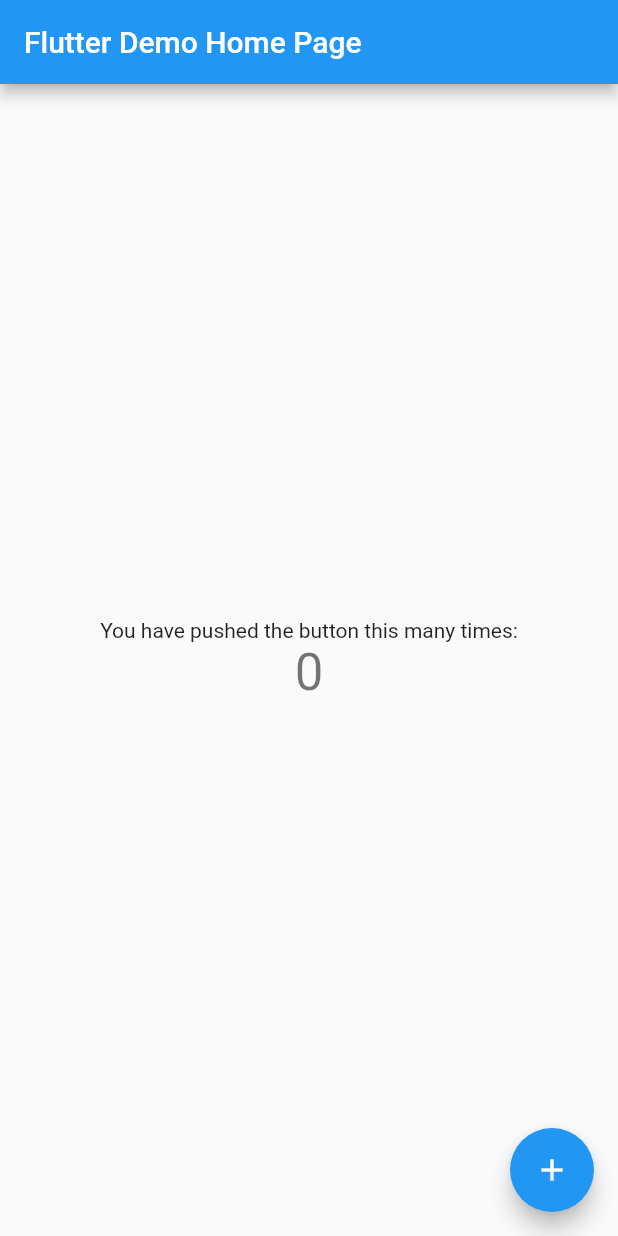
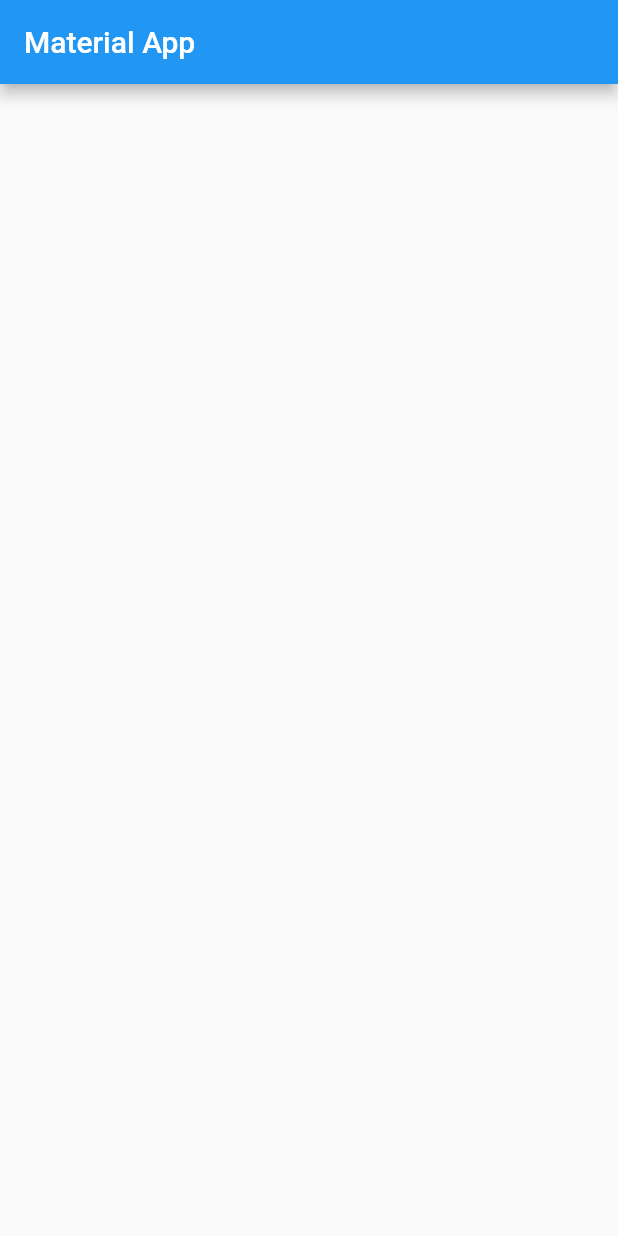
Before and after one commit to vel-jack/material_app, a Flutter app: the screen it shows after launch, on a phone screen of 412 x 824 dp. Run offline on Flutter 3.47's test engine with Material 2 defaults, Android fonts, the phone set to English and light mode, and no system bars; our stand-ins replace get.

Commit message:
material app

```diff
--- a/lib/main.dart
+++ b/lib/main.dart
@@ -1,4 +1,6 @@
 import 'package:flutter/material.dart';
+import 'package:get/get_navigation/src/root/get_material_app.dart';
+import 'package:material_app/views/home.dart';
 
 void main() {
   runApp(const MyApp());
@@ -7,109 +9,11 @@ void main() {
 class MyApp extends StatelessWidget {
   const MyApp({Key? key}) : super(key: key);
 
-  // This widget is the root of your application.
   @override
   Widget build(BuildContext context) {
-    return MaterialApp(
-      title: 'Flutter Demo',
-      theme: ThemeData(
-        // This is the theme of your application.
-        //
-        // Try running your application with "flutter run". You'll see the
-        // application has a blue toolbar. Then, without quitting the app, try
-        // changing the primarySwatch below to Colors.green and then invoke
-        // "hot reload" (press "r" in the console where you ran "flutter run",
-        // or simply save your changes to "hot reload" in a Flutter IDE).
-        // Notice that the counter didn't reset back to zero; the application
-        // is not restarted.
-        primarySwatch: Colors.blue,
-      ),
-      home: const MyHomePage(title: 'Flutter Demo Home Page'),
+    return const GetMaterialApp(
+      title: 'Material App',
+      home: HomePage(),
     );
   }
 }
-
-class MyHomePage extends StatefulWidget {
-  const MyHomePage({Key? key, required this.title}) : super(key: key);
-
-  // This widget is the home page of your application. It is stateful, meaning
-  // that it has a State object (defined below) that contains fields that affect
-  // how it looks.
-
-  // This class is the configuration for the state. It holds the values (in this
-  // case the title) provided by the parent (in this case the App widget) and
-  // used by the build method of the State. Fields in a Widget subclass are
-  // always marked "final".
-
-  final String title;
-
-  @override
-  State<MyHomePage> createState() => _MyHomePageState();
-}
-
-class _MyHomePageState extends State<MyHomePage> {
-  int _counter = 0;
-
-  void _incrementCounter() {
-    setState(() {
-      // This call to setState tells the Flutter framework that something has
-      // changed in this State, which causes it to rerun the build method below
-      // so that the display can reflect the updated values. If we changed
-      // _counter without calling setState(), then the build method would not be
-      // called again, and so nothing would appear to happen.
-      _counter++;
-    });
-  }
-
-  @override
-  Widget build(BuildContext context) {
-    // This method is rerun every time setState is called, for instance as done
-    // by the _incrementCounter method above.
-    //
-    // The Flutter framework has been optimized to make rerunning build methods
-    // fast, so that you can just rebuild anything that needs updating rather
-    // than having to individually change instances of widgets.
-    return Scaffold(
-      appBar: AppBar(
-        // Here we take the value from the MyHomePage object that was created by
-        // the App.build method, and use it to set our appbar title.
-        title: Text(widget.title),
-      ),
-      body: Center(
-        // Center is a layout widget. It takes a single child and positions it
-        // in the middle of the parent.
-        child: Column(
-          // Column is also a layout widget. It takes a list of children and
-          // arranges them vertically. By default, it sizes itself to fit its
-          // children horizontally, and tries to be as tall as its parent.
-          //
-          // Invoke "debug painting" (press "p" in the console, choose the
-          // "Toggle Debug Paint" action from the Flutter Inspector in Android
-          // Studio, or the "Toggle Debug Paint" command in Visual Studio Code)
-          // to see the wireframe for each widget.
-          //
-          // Column has various properties to control how it sizes itself and
-          // how it positions its children. Here we use mainAxisAlignment to
-          // center the children vertically; the main axis here is the vertical
-          // axis because Columns are vertical (the cross axis would be
-          // horizontal).
-          mainAxisAlignment: MainAxisAlignment.center,
-          children: <Widget>[
-            const Text(
-              'You have pushed the button this many times:',
-            ),
-            Text(
-              '$_counter',
-              style: Theme.of(context).textTheme.headline4,
-            ),
-          ],
-        ),
-      ),
-      floatingActionButton: FloatingActionButton(
-        onPressed: _incrementCounter,
-        tooltip: 'Increment',
-        child: const Icon(Icons.add),
-      ), // This trailing comma makes auto-formatting nicer for build methods.
-    );
-  }
-}
--- /dev/null
+++ b/lib/views/home.dart
@@ -0,0 +1,15 @@
+import 'package:flutter/material.dart';
+
+class HomePage extends StatelessWidget {
+  const HomePage({Key? key}) : super(key: key);
+
+  @override
+  Widget build(BuildContext context) {
+    return Scaffold(
+      appBar: AppBar(
+        title: const Text('Material App'),
+      ),
+      body: Container(),
+    );
+  }
+}
```
Also changed, not shown: pubspec.yaml (+4 -12 lines), pubspec.lock.
